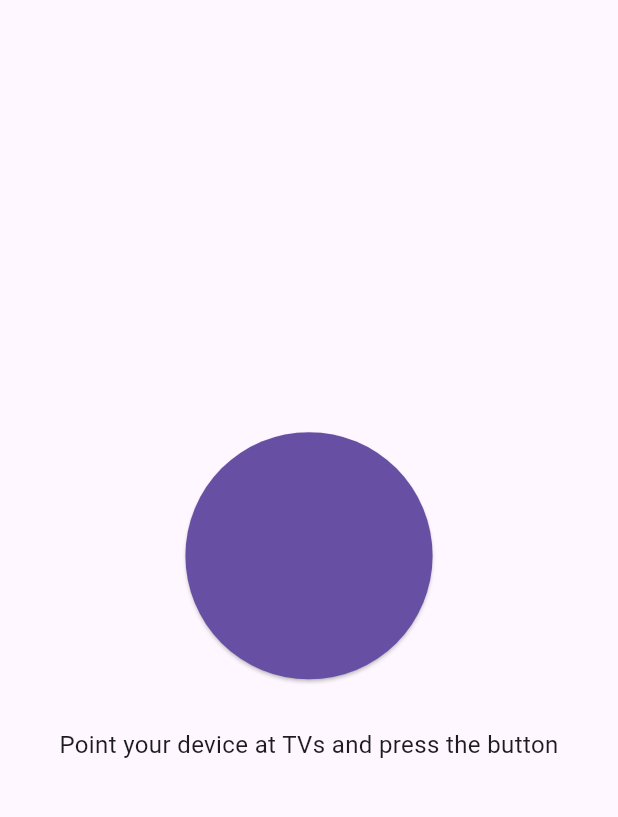
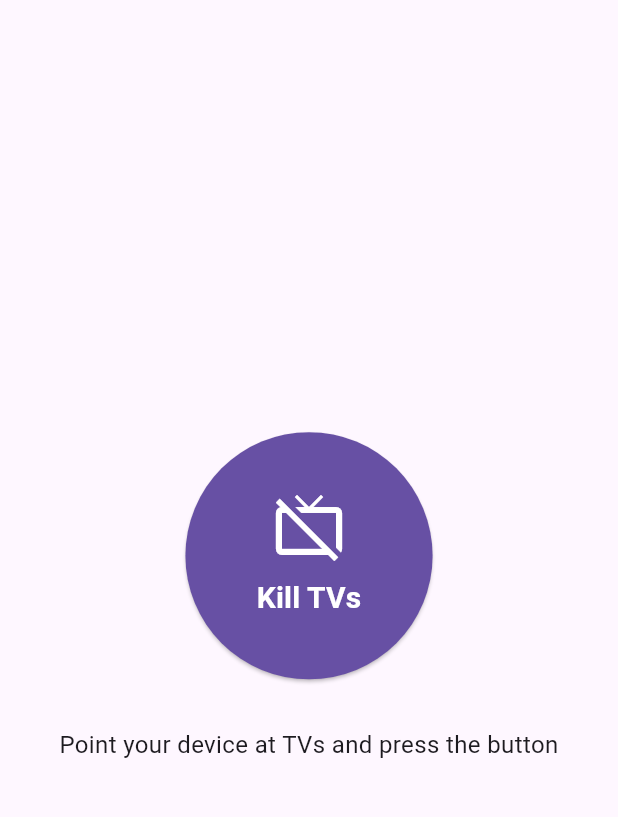
Before and after one commit to lunchboxer/tv_assassin, a Flutter app: the screen it shows after launch, on a phone screen of 412 x 824 dp, the part 63-880 px from its top. Run offline on Flutter 3.47's test engine with Material 3 defaults, Android fonts, the phone set to English and light mode, and no system bars; our stand-ins replace shared_preferences.

Commit message:
fix lack of contrast on button

```diff
--- a/tv_assassin/lib/main.dart
+++ b/tv_assassin/lib/main.dart
@@ -53,6 +53,7 @@ class MyHomePage extends StatelessWidget {
       onAssassinButtonPressed: viewModel.transmitAllShutdownCodes,
       onThemeTogglePressed: themeManager.toggleTheme,
       isTransmitting: viewModel.isTransmitting,
+      errorMessage: viewModel.errorMessage,
     );
   }
 }
--- a/tv_assassin/lib/ui/assassin_button.dart
+++ b/tv_assassin/lib/ui/assassin_button.dart
@@ -84,6 +84,7 @@ class _AssassinButtonState extends State<AssassinButton>
                         context,
                       ).colorScheme.primary.withValues(alpha: 0.5)
                     : Theme.of(context).colorScheme.primary,
+                foregroundColor: Theme.of(context).colorScheme.onPrimary,
               ),
               child: Column(
                 mainAxisAlignment: MainAxisAlignment.center,
--- a/tv_assassin/lib/ui/main_screen.dart
+++ b/tv_assassin/lib/ui/main_screen.dart
@@ -6,16 +6,27 @@ class MainScreen extends StatelessWidget {
   final VoidCallback onAssassinButtonPressed;
   final VoidCallback onThemeTogglePressed;
   final bool isTransmitting;
+  final String? errorMessage;
 
   const MainScreen({
     super.key,
     required this.onAssassinButtonPressed,
     required this.onThemeTogglePressed,
     this.isTransmitting = false,
+    this.errorMessage,
   });
 
   @override
   Widget build(BuildContext context) {
+    // Show error message in a SnackBar if there is one
+    if (errorMessage != null) {
+      WidgetsBinding.instance.addPostFrameCallback((_) {
+        ScaffoldMessenger.of(context).showSnackBar(
+          SnackBar(content: Text(errorMessage!), backgroundColor: Colors.red),
+        );
+      });
+    }
+
     return Scaffold(
       appBar: AppBar(
         title: const Text('TV Assassin'),
```
Also changed, not shown: 2 other files.
